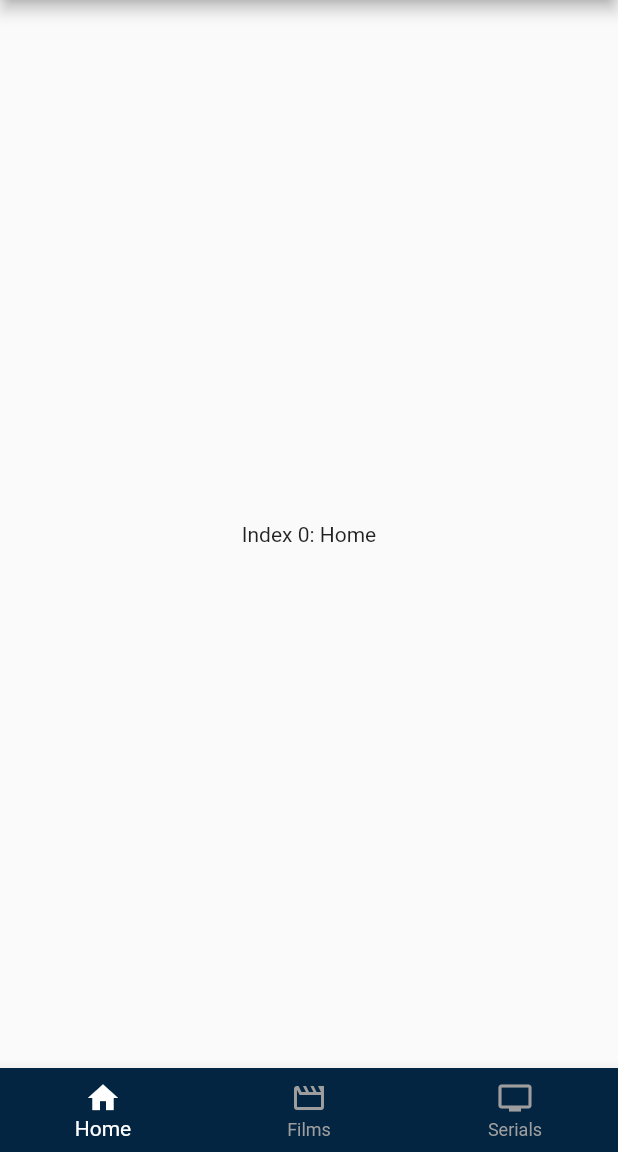
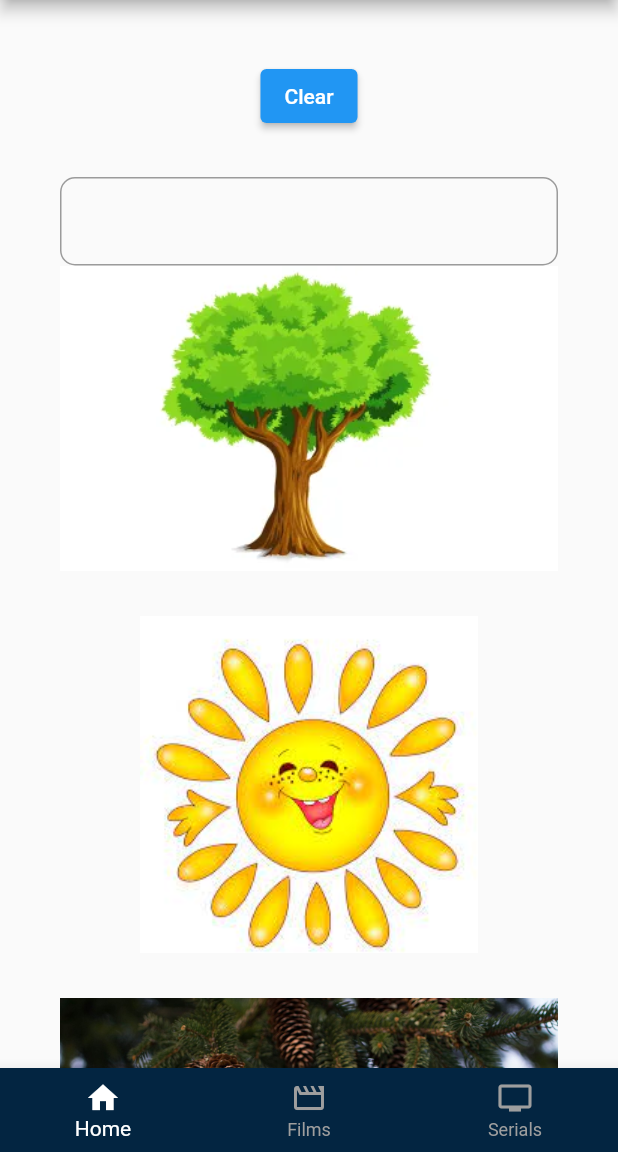
Before and after one commit to Anton533/the-movie-db, a Flutter app: the MainScreenWidget screen opened by its route, on a phone screen of 412 x 824 dp, the part 84-1236 px from its top. Run offline on Flutter 3.47's test engine with Material 2 defaults, Android fonts, the phone set to English and light mode, and no system bars.

Commit message:
add image tree

```diff
--- a/lib/widgets/main_screen/main_screen_widget.dart
+++ b/lib/widgets/main_screen/main_screen_widget.dart
@@ -1,6 +1,6 @@
 import 'package:flutter/material.dart';
-import 'package:flutter/services.dart';
-// import 'package:themoviedb/widgets/images_widget.dart';
+// import 'package:flutter/services.dart';
+import 'package:themoviedb/widgets/images_widget.dart';
 
 class MainScreenWidget extends StatefulWidget {
   const MainScreenWidget({super.key});
@@ -13,10 +13,9 @@ class _MainScreenWidgetState extends State<MainScreenWidget> {
   int _selectedTab = 0;
 
   static const List<Widget> _widgetOptions = <Widget>[
-    // Exampel(),
-    Text(
-      'Index 0: Home',
-    ),
+    Example(),
+    // Text(
+    //   'Index 0: Home'),
     Text(
       'Index 1: Films',
     ),
@@ -63,54 +62,54 @@ class _MainScreenWidgetState extends State<MainScreenWidget> {
   }
 }
 
-// Exampel TextField
+// Example TextField
 
-// class Exampel extends StatefulWidget {
-//   const Exampel({super.key});
+class Example extends StatefulWidget {
+  const Example({super.key});
 
-//   @override
-//   State<Exampel> createState() => _ExampelState();
-// }
+  @override
+  State<Example> createState() => _ExampleState();
+}
 
-// class _ExampelState extends State<Exampel> {
-//   final myTextController = TextEditingController();
+class _ExampleState extends State<Example> {
+  final myTextController = TextEditingController();
 
-//   @override
-//   Widget build(BuildContext context) {
-//     // const imageTree = AppImages.tree;
-//     // const imageSun = AppImages.sun;
-//     return ListView(
-//       children: [
-//         Center(
-//           child: Padding(
-//             padding: const EdgeInsets.all(40),
-//             child: Column(
-//               mainAxisAlignment: MainAxisAlignment.center,
-//               children: [
-//                 ElevatedButton(
-//                     onPressed: myTextController.clear,
-//                     child: const Text('Clear')),
-//                 const SizedBox(height: 30),
-//                 TextField(
-//                   controller: myTextController,
-//                   decoration: InputDecoration(
-//                     border: OutlineInputBorder(
-//                       borderRadius: BorderRadius.circular(10),
-//                     ),
-//                   ),
-//                 ),
-//                 const Image(
-//                   image: AppImages.tree,
-//                 ),
-//                 const SizedBox(height: 30),
-//                 const Image(image: AppImages.funSun),
-//                 const SizedBox(height: 30),
-//                 const Image(image: AppImages.shishki)
-//               ],
-//             ),
-//           ),
-//         ),
-//       ],
-//     );
-//   }
-// }
+  @override
+  Widget build(BuildContext context) {
+    // const imageTree = AppImages.tree;
+    // const imageSun = AppImages.sun;
+    return ListView(
+      children: [
+        Center(
+          child: Padding(
+            padding: const EdgeInsets.all(40),
+            child: Column(
+              mainAxisAlignment: MainAxisAlignment.center,
+              children: [
+                ElevatedButton(
+                    onPressed: myTextController.clear,
+                    child: const Text('Clear')),
+                const SizedBox(height: 30),
+                TextField(
+                  controller: myTextController,
+                  decoration: InputDecoration(
+                    border: OutlineInputBorder(
+                      borderRadius: BorderRadius.circular(10),
+                    ),
+                  ),
+                ),
+                const Image(
+                  image: AppImages.tree,
+                ),
+                const SizedBox(height: 30),
+                const Image(image: AppImages.funSun),
+                const SizedBox(height: 30),
+                const Image(image: AppImages.shishki)
+              ],
+            ),
+          ),
+        ),
+      ],
+    );
+  }
+}
--- /dev/null
+++ b/testfile.txt
@@ -0,0 +1 @@
+test text
```
